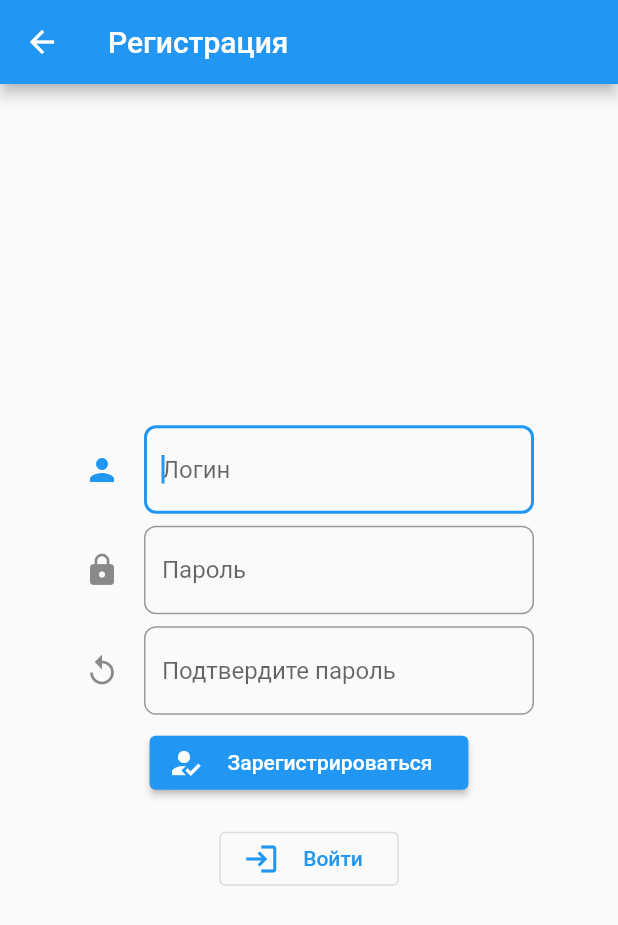
After one commit to grand0/nto_hackathon_hospital_control, a Flutter app: the RegisterPage screen opened by its route, after a tap on "Зарегистрироваться", after a tap on "Войти", after a tap on "Регистрация", on a phone screen of 412 x 824 dp. The commit adds this screen. Shown: the top 925 px of the screen. Run offline on Flutter 3.47's test engine with Material 2 defaults, Android fonts, the phone set to English and light mode, and no system bars; our stand-ins replace get, sprintf; network calls fail.

Commit message:
add registration page + buttons to navigate between login and register pages

```diff
--- /dev/null
+++ b/lib/bindings/register_binding.dart
@@ -0,0 +1,9 @@
+import 'package:get/get.dart';
+import 'package:hospital_control/controllers/register_controller.dart';
+
+class RegisterBinding extends Bindings {
+  @override
+  void dependencies() {
+    Get.put<RegisterController>(RegisterController());
+  }
+}
--- /dev/null
+++ b/lib/controllers/register_controller.dart
@@ -0,0 +1,31 @@
+import 'package:get/get.dart';
+import 'package:hospital_control/models/auth_models.dart';
+import 'package:hospital_control/providers/api_provider.dart';
+
+class RegisterController extends GetxController
+    with StateMixin<RegisterStatus> {
+
+  final ApiProvider _apiProvider = ApiProvider();
+
+  @override
+  void onInit() {
+    change(null, status: RxStatus.empty());
+    super.onInit();
+  }
+
+  void register({required String username, required String password}) {
+    change(null, status: RxStatus.loading());
+    _apiProvider.register(username: username, password: password).then(
+      (model) {
+        if (model.registered) {
+          change(model, status: RxStatus.success());
+        } else {
+          change(null, status: RxStatus.empty());
+        }
+      },
+      onError: (err) {
+        change(null, status: RxStatus.error(err.toString()));
+      },
+    );
+  }
+}
--- a/lib/main.dart
+++ b/lib/main.dart
@@ -1,9 +1,11 @@
 import 'package:flutter/material.dart';
 import 'package:get/get.dart';
-import 'package:hospital_control/binidngs/auth_binding.dart';
-import 'package:hospital_control/binidngs/home_binding.dart';
+import 'package:hospital_control/bindings/register_binding.dart';
+import 'package:hospital_control/bindings/auth_binding.dart';
+import 'package:hospital_control/bindings/home_binding.dart';
 import 'package:hospital_control/screens/auth_page.dart';
 import 'package:hospital_control/screens/home_page.dart';
+import 'package:hospital_control/screens/register_page.dart';
 
 void main() => runApp(GetMaterialApp(
       debugShowCheckedModeBanner: false,
@@ -18,6 +20,11 @@ void main() => runApp(GetMaterialApp(
           name: '/auth',
           page: () => AuthPage(),
           binding: AuthBinding(),
-        )
+        ),
+        GetPage(
+          name: '/register',
+          page: () => RegisterPage(),
+          binding: RegisterBinding(),
+        ),
       ],
     ));
--- a/lib/models/auth_models.dart
+++ b/lib/models/auth_models.dart
@@ -30,6 +30,16 @@ class AuthStatus {
   }
 }
 
+class RegisterStatus {
+  late final bool registered;
+
+  RegisterStatus(this.registered);
+
+  RegisterStatus.fromJson(Map<String, dynamic> json) {
+    registered = json['registered'];
+  }
+}
+
 enum Status {
   admin, user, noUser,
 }
--- a/lib/providers/api_provider.dart
+++ b/lib/providers/api_provider.dart
@@ -42,4 +42,15 @@ class ApiProvider extends GetConnect {
       return AuthStatus.fromJson(jsonDecode(resp.bodyString ?? ''));
     }
   }
+
+  Future<RegisterStatus> register(
+      {required String username, required String password}) async {
+    final resp =
+        await post('$url/register', UserModel(username, password).toJson());
+    if (resp.status.hasError) {
+      return Future.error(resp.statusText ?? '');
+    } else {
+      return RegisterStatus.fromJson(jsonDecode(resp.bodyString ?? ''));
+    }
+  }
 }
--- a/lib/screens/auth_page.dart
+++ b/lib/screens/auth_page.dart
@@ -17,6 +17,7 @@ class AuthPage extends GetView<AuthController> {
         title: const Text('Вход'),
       ),
       body: Center(
+        child: SingleChildScrollView(
           child: SizedBox(
             width: 300,
             child: Column(
@@ -44,8 +45,9 @@ class AuthPage extends GetView<AuthController> {
                         (_) => Get.offNamed('/', arguments: status));
                     return const Text('Вход выполнен!');
                   },
-                onEmpty: ElevatedButton(
-                  child: const Padding(
+                  onEmpty: ElevatedButton.icon(
+                    icon: const Icon(Icons.login),
+                    label: const Padding(
                       padding: EdgeInsets.all(8.0),
                       child: Text('Войти'),
                     ),
@@ -57,8 +59,9 @@ class AuthPage extends GetView<AuthController> {
                     },
                   ),
                   onLoading: const CircularProgressIndicator(),
-                onError: (err) => ElevatedButton(
-                  child: Padding(
+                  onError: (err) => ElevatedButton.icon(
+                    icon: const Icon(Icons.login),
+                    label: Padding(
                       padding: const EdgeInsets.all(8.0),
                       child: Text('Войти ($err)'),
                     ),
@@ -70,7 +73,19 @@ class AuthPage extends GetView<AuthController> {
                     },
                   ),
                 ),
+                const SizedBox(height: 16),
+                OutlinedButton.icon(
+                  onPressed: () {
+                    Get.offNamed('/register');
+                  },
+                  icon: const Icon(Icons.how_to_reg),
+                  label: const Padding(
+                    padding: EdgeInsets.all(8.0),
+                    child: Text('Регистрация'),
+                  ),
+                ),
               ],
+            ),
           ),
         ),
       ),
--- /dev/null
+++ b/lib/screens/register_page.dart
@@ -0,0 +1,108 @@
+import 'package:flutter/material.dart';
+import 'package:flutter/scheduler.dart';
+import 'package:get/get.dart';
+import 'package:hospital_control/controllers/register_controller.dart';
+import 'package:hospital_control/screens/common/auth_textfield.dart';
+
+class RegisterPage extends GetView<RegisterController> {
+  const RegisterPage({Key? key}) : super(key: key);
+
+  @override
+  Widget build(BuildContext context) {
+    final usernameEditingController = TextEditingController();
+    final passwordEditingController = TextEditingController();
+    final confirmationEditingController = TextEditingController();
+
+    return Scaffold(
+      appBar: AppBar(
+        title: const Text('Регистрация'),
+      ),
+      body: Center(
+        child: SingleChildScrollView(
+          child: SizedBox(
+            width: 300,
+            child: Column(
+              mainAxisAlignment: MainAxisAlignment.center,
+              mainAxisSize: MainAxisSize.min,
+              crossAxisAlignment: CrossAxisAlignment.center,
+              children: [
+                AuthTextField(
+                  controller: usernameEditingController,
+                  hint: 'Логин',
+                  autofocus: true,
+                  icon: const Icon(Icons.person),
+                ),
+                const SizedBox(height: 8),
+                AuthTextField(
+                  controller: passwordEditingController,
+                  hint: 'Пароль',
+                  obscure: true,
+                  icon: const Icon(Icons.lock),
+                ),
+                const SizedBox(height: 8),
+                AuthTextField(
+                  controller: confirmationEditingController,
+                  hint: 'Подтвердите пароль',
+                  obscure: true,
+                  icon: const Icon(Icons.replay),
+                ),
+                const SizedBox(height: 8),
+                controller.obx(
+                  (status) {
+                    SchedulerBinding.instance
+                        ?.addPostFrameCallback((_) => Get.offNamed('/auth'));
+                    return const Text('Вы зарегистрированы!');
+                  },
+                  onEmpty: ElevatedButton.icon(
+                    onPressed: () {
+                      if (passwordEditingController.text ==
+                          confirmationEditingController.text) {
+                        controller.register(
+                          username: usernameEditingController.text,
+                          password: passwordEditingController.text,
+                        );
+                      }
+                    },
+                    icon: const Icon(Icons.how_to_reg),
+                    label: const Padding(
+                      padding: EdgeInsets.all(8.0),
+                      child: Text('Зарегистрироваться'),
+                    ),
+                  ),
+                  onLoading: const CircularProgressIndicator(),
+                  onError: (err) => ElevatedButton.icon(
+                    onPressed: () {
+                      if (passwordEditingController.text ==
+                          confirmationEditingController.text) {
+                        controller.register(
+                          username: usernameEditingController.text,
+                          password: passwordEditingController.text,
+                        );
+                      }
+                    },
+                    icon: const Icon(Icons.how_to_reg),
+                    label: Padding(
+                      padding: const EdgeInsets.all(8.0),
+                      child: Text('Зарегистрироваться ($err)'),
+                    ),
+                  ),
+                ),
+                const SizedBox(height: 16),
+                OutlinedButton.icon(
+                  onPressed: () {
+                    Get.offNamed('/auth');
+                  },
+                  icon: const Icon(Icons.login),
+                  label: const Padding(
+                    padding: EdgeInsets.all(8.0),
+                    child: Text('Войти'),
+                  ),
+                ),
+              ],
+            ),
+          ),
+        ),
+      ),
+    );
+  }
+}
```
Also changed, not shown: lib/bindings/auth_binding.dart (renamed from lib/binidngs/auth_binding.dart), lib/bindings/home_binding.dart (renamed from lib/binidngs/home_binding.dart). Lines whose indentation alone changed are shown as unchanged.
